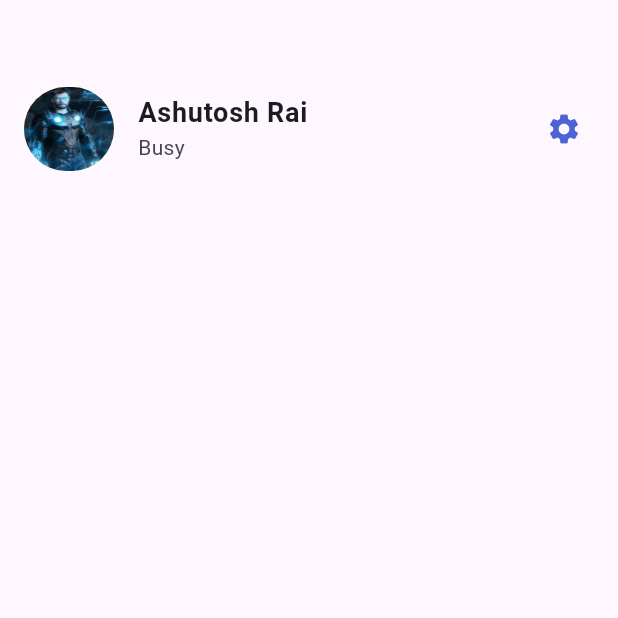
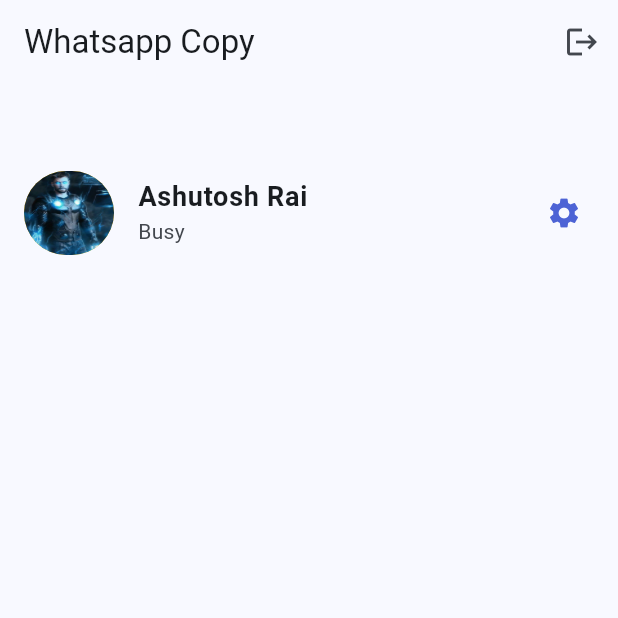
Before and after one commit to ashutosh-rai-78/Flutter-Chat-App-UI, a Flutter app: the ContactListScreen screen opened directly, on a phone screen of 412 x 824 dp, the top half of it. Run offline on Flutter 3.47's test engine with Material 2 defaults, Android fonts, the phone set to English and light mode, and no system bars; our stand-ins replace firebase_auth, firebase_core, get_it; accounts and stored records are empty; network calls fail.

```diff
--- a/lib/firebase/auth.dart
+++ b/lib/firebase/auth.dart
@@ -12,6 +12,10 @@ class Auth{
   }
   User? getCurrentUser(){
       return auth.currentUser;
+  }
+
+  void logout(){
+    auth.signOut();
   }
 
   Future<String> login(String email, String password) async {
--- a/lib/main.dart
+++ b/lib/main.dart
@@ -21,7 +21,7 @@ class MyApp extends StatelessWidget {
       title: 'Flutter Demo',
       theme: ThemeData(
         useMaterial3: true,
-        primarySwatch: Colors.blue,
+        colorSchemeSeed: Colors.blue,
       ),
       // home: LoginScreen(),
       home: SplashScreen(),
--- a/lib/ui/screens/contact_list_screen.dart
+++ b/lib/ui/screens/contact_list_screen.dart
@@ -1,4 +1,7 @@
 import 'package:flutter/material.dart';
+import 'package:flutter_chat_app_ui/di/get_it.dart';
+import 'package:flutter_chat_app_ui/firebase/auth.dart';
+import 'package:flutter_chat_app_ui/ui/screens/login_screen.dart';
 
 class ContactListScreen extends StatefulWidget {
   const ContactListScreen({super.key});
@@ -8,9 +11,27 @@ class ContactListScreen extends StatefulWidget {
 }
 
 class _ContactListScreenState extends State<ContactListScreen> {
+
+  late Auth auth;
+
+  @override
+  void initState() {
+    auth = locator();
+    super.initState();
+  }
+
   @override
   Widget build(BuildContext context) {
     return Scaffold(
+      appBar: AppBar(
+        title: Text('Whatsapp Copy'),
+        actions: [
+          IconButton(onPressed: (){
+            auth.logout();
+            Navigator.pushReplacement(context, MaterialPageRoute(builder: (context)=>const LoginScreen()));
+          }, icon: const Icon(Icons.logout))
+        ],
+      ),
       // appBar: AppBar(),
       body: Column(
         // ignore: prefer_const_literals_to_create_immutables
```
Also changed, not shown: lib/ui/screens/splash_screen.dart (+9 -4 lines).
